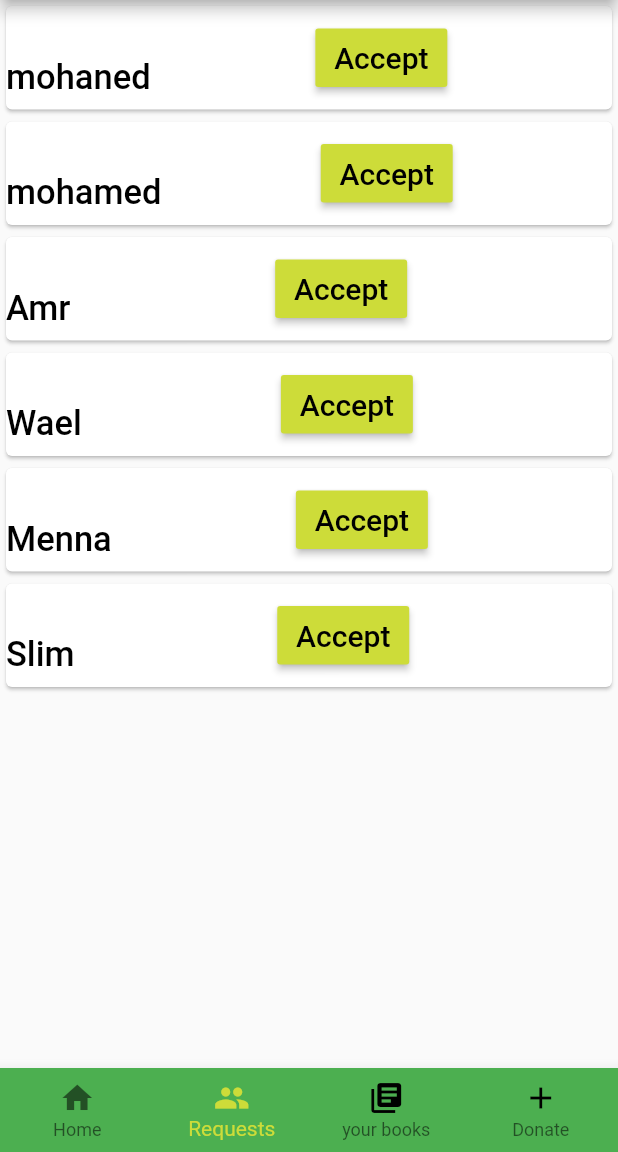
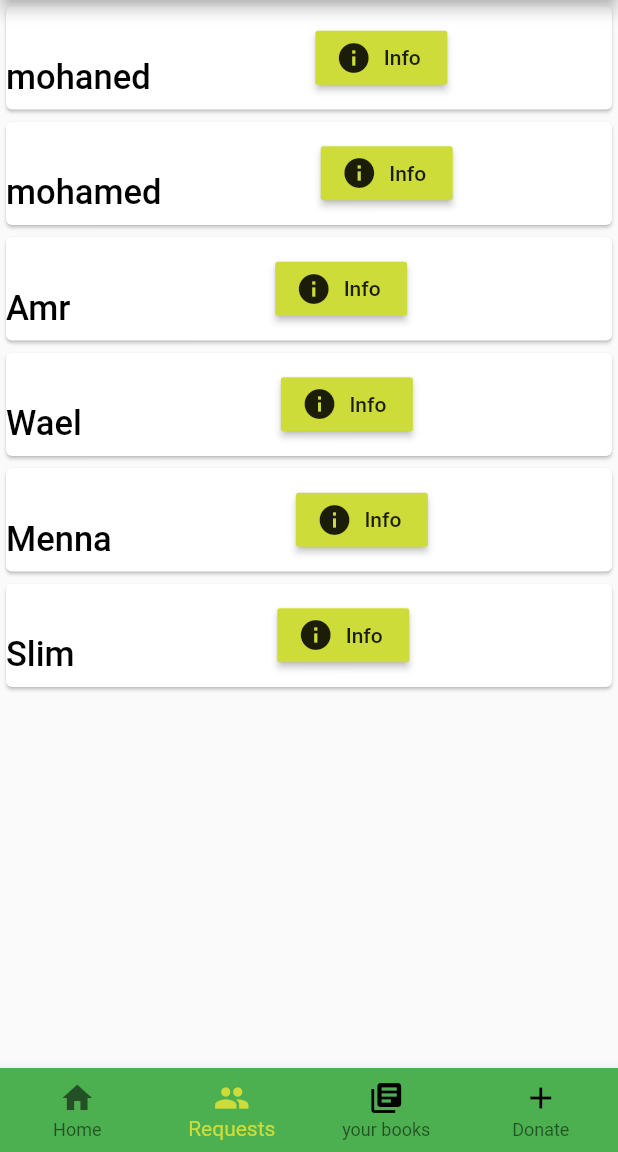
Before and after one commit to 12mohaned/donorate_book, a Flutter app: the HomeApp screen opened directly, item 2 of the bottom bar chosen, on a phone screen of 412 x 824 dp, the part 84-1236 px from its top. Run offline on Flutter 3.47's test engine with Material 2 defaults, Android fonts, the phone set to English and light mode, and no system bars; our stand-ins replace firebase_auth; missing offline and left inert: footer; accounts and stored records are empty.

Commit message:
Refactor Requests Page

```diff
--- /dev/null
+++ b/lib/Books/yourBooks.dart
@@ -0,0 +1,3 @@
+import 'package:flutter/cupertino.dart';
+import 'package:flutter/material.dart';
+import 'package:donorate_book/Model/models.dart';
--- a/lib/Donor/Donors.dart
+++ b/lib/Donor/Donors.dart
@@ -14,7 +14,7 @@ class DonorCard extends StatelessWidget {
       Text(
         book.name,
         style: TextStyle(
-            height: 5,
+            height: 3.5,
             fontSize: 25,
             color: Colors.blueGrey,
             fontWeight: FontWeight.w500),
--- a/lib/Requests/Requests.dart
+++ b/lib/Requests/Requests.dart
@@ -29,16 +29,12 @@ class UserCard extends StatelessWidget {
       ))),
       Expanded(
           child: Center(
-              child: (RaisedButton(
-        child: Text(
-          "Accept",
-          style: TextStyle(fontSize: 20),
-        ),
-        onPressed: () => context,
+              child: RaisedButton.icon(
+        onPressed: (() {}),
+        icon: Icon(Icons.info),
+        label: Text('Info'),
         color: Colors.lime,
-        textColor: Colors.black,
-        padding: EdgeInsets.all(8.0),
-      ))))
+      )))
     ]));
   }
 }
```
Also changed, not shown: lib/DatabaseServices/auth.dart (renamed from lib/Services/auth.dart).
